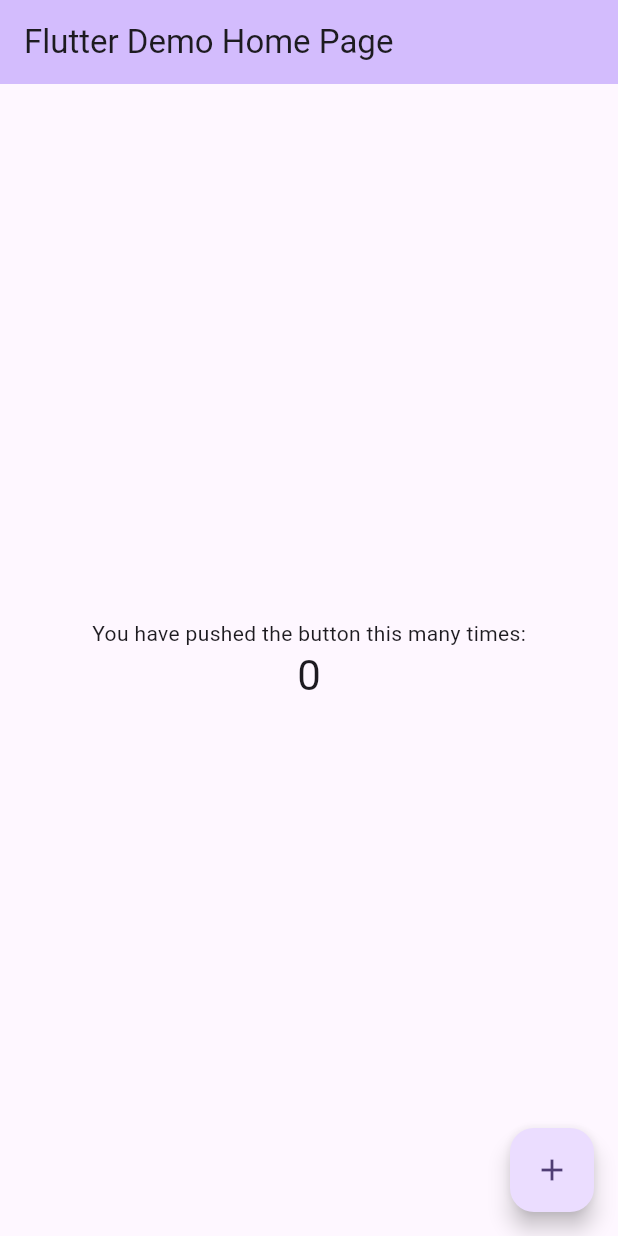
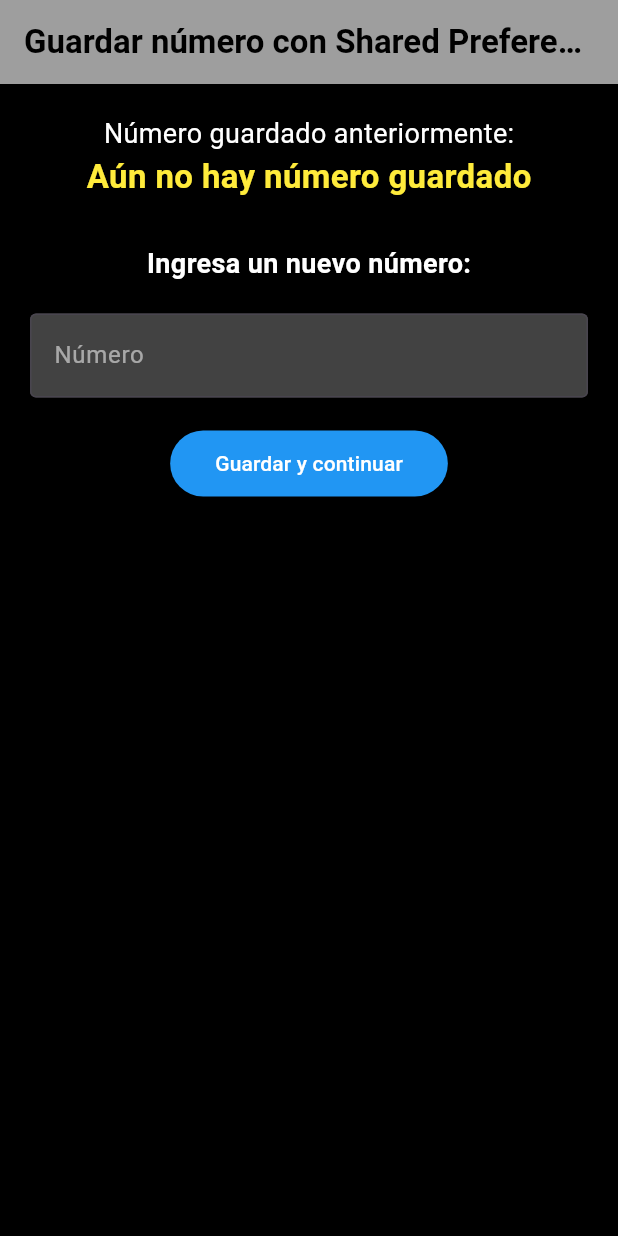
Before and after one commit to SamuelHenaresChoaibi/MY_OWN_APPLICATION_WITH_SHARED_PREFERENCES, a Flutter app: the screen it shows after launch, on a phone screen of 412 x 824 dp. Run offline on Flutter 3.47's test engine with Material 3 defaults, Android fonts, the light colour scheme and no system bars; our stand-ins replace shared_preferences.

Commit message:
Clases creadas + uso de Shared Preferences: se han creado dos pantallas que están comunicadas donde en la principal guardas un número y en la segunda guardas el nombre de una persona.

```diff
--- a/lib/main.dart
+++ b/lib/main.dart
@@ -1,122 +1,18 @@
 import 'package:flutter/material.dart';
+import 'package:my_own_application/screens/screens.dart';
 
-void main() {
-  runApp(const MyApp());
-}
+void main() => runApp(MyApp());
 
 class MyApp extends StatelessWidget {
-  const MyApp({super.key});
-
-  // This widget is the root of your application.
   @override
   Widget build(BuildContext context) {
     return MaterialApp(
-      title: 'Flutter Demo',
-      theme: ThemeData(
-        // This is the theme of your application.
-        //
-        // TRY THIS: Try running your application with "flutter run". You'll see
-        // the application has a purple toolbar. Then, without quitting the app,
-        // try changing the seedColor in the colorScheme below to Colors.green
-        // and then invoke "hot reload" (save your changes or press the "hot
-        // reload" button in a Flutter-supported IDE, or press "r" if you used
-        // the command line to start the app).
-        //
-        // Notice that the counter didn't reset back to zero; the application
-        // state is not lost during the reload. To reset the state, use hot
-        // restart instead.
-        //
-        // This works for code too, not just values: Most code changes can be
-        // tested with just a hot reload.
-        colorScheme: .fromSeed(seedColor: Colors.deepPurple),
-      ),
-      home: const MyHomePage(title: 'Flutter Demo Home Page'),
+      title: 'Sam Henares Choaibi - Shared Preferences Demo',
+      debugShowCheckedModeBanner: false,
+      routes: {
+        '/': (context) => HomeScreen(),
+        '/second': (context) => SecondScreen(),
+      },
     );
   }
 }
-
-class MyHomePage extends StatefulWidget {
-  const MyHomePage({super.key, required this.title});
-
-  // This widget is the home page of your application. It is stateful, meaning
-  // that it has a State object (defined below) that contains fields that affect
-  // how it looks.
-
-  // This class is the configuration for the state. It holds the values (in this
-  // case the title) provided by the parent (in this case the App widget) and
-  // used by the build method of the State. Fields in a Widget subclass are
-  // always marked "final".
-
-  final String title;
-
-  @override
-  State<MyHomePage> createState() => _MyHomePageState();
-}
-
-class _MyHomePageState extends State<MyHomePage> {
-  int _counter = 0;
-
-  void _incrementCounter() {
-    setState(() {
-      // This call to setState tells the Flutter framework that something has
-      // changed in this State, which causes it to rerun the build method below
-      // so that the display can reflect the updated values. If we changed
-      // _counter without calling setState(), then the build method would not be
-      // called again, and so nothing would appear to happen.
-      _counter++;
-    });
-  }
-
-  @override
-  Widget build(BuildContext context) {
-    // This method is rerun every time setState is called, for instance as done
-    // by the _incrementCounter method above.
-    //
-    // The Flutter framework has been optimized to make rerunning build methods
-    // fast, so that you can just rebuild anything that needs updating rather
-    // than having to individually change instances of widgets.
-    return Scaffold(
-      appBar: AppBar(
-        // TRY THIS: Try changing the color here to a specific color (to
-        // Colors.amber, perhaps?) and trigger a hot reload to see the AppBar
-        // change color while the other colors stay the same.
-        backgroundColor: Theme.of(context).colorScheme.inversePrimary,
-        // Here we take the value from the MyHomePage object that was created by
-        // the App.build method, and use it to set our appbar title.
-        title: Text(widget.title),
-      ),
-      body: Center(
-        // Center is a layout widget. It takes a single child and positions it
-        // in the middle of the parent.
-        child: Column(
-          // Column is also a layout widget. It takes a list of children and
-          // arranges them vertically. By default, it sizes itself to fit its
-          // children horizontally, and tries to be as tall as its parent.
-          //
-          // Column has various properties to control how it sizes itself and
-          // how it positions its children. Here we use mainAxisAlignment to
-          // center the children vertically; the main axis here is the vertical
-          // axis because Columns are vertical (the cross axis would be
-          // horizontal).
-          //
-          // TRY THIS: Invoke "debug painting" (choose the "Toggle Debug Paint"
-          // action in the IDE, or press "p" in the console), to see the
-          // wireframe for each widget.
-          mainAxisAlignment: .center,
-          children: [
-            const Text('You have pushed the button this many times:'),
-            Text(
-              '$_counter',
-              style: Theme.of(context).textTheme.headlineMedium,
-            ),
-          ],
-        ),
-      ),
-      floatingActionButton: FloatingActionButton(
-        onPressed: _incrementCounter,
-        tooltip: 'Increment',
-        child: const Icon(Icons.add),
-      ),
-    );
-  }
-}
--- /dev/null
+++ b/lib/screens/home_screen.dart
@@ -0,0 +1,125 @@
+import 'package:flutter/material.dart';
+import 'package:shared_preferences/shared_preferences.dart';
+
+class HomeScreen extends StatefulWidget {
+  const HomeScreen({Key? key}) : super(key: key);
+
+  @override
+  State<HomeScreen> createState() => _HomeScreenState();
+}
+
+class _HomeScreenState extends State<HomeScreen> {
+  late TextEditingController _numberController;
+  String? _savedNumber;
+
+  @override
+  void initState() {
+    super.initState();
+    _numberController = TextEditingController();
+    _loadSavedNumber();
+  }
+
+  @override
+  void dispose() {
+    _numberController.dispose();
+    super.dispose();
+  }
+
+  Future<void> _loadSavedNumber() async {
+    final prefs = await SharedPreferences.getInstance();
+    setState(() {
+      _savedNumber = prefs.getString('saved_number');
+      _numberController.text = _savedNumber ?? '';
+    });
+  }
+
+  Future<void> _saveNumber() async {
+    if (_numberController.text.isEmpty) {
+      ScaffoldMessenger.of(context).showSnackBar(
+        const SnackBar(content: Text('Por favor ingresa un número')),
+      );
+      return;
+    }
+
+    try {
+      final prefs = await SharedPreferences.getInstance();
+      await prefs.setString('saved_number', _numberController.text);
+
+      setState(() {
+        _savedNumber = _numberController.text;
+      });
+
+      ScaffoldMessenger.of(context).showSnackBar(
+        const SnackBar(content: Text('Número guardado exitosamente')),
+      );
+
+      Navigator.pushNamed(context, '/second');
+    } catch (e) {
+      ScaffoldMessenger.of(context).showSnackBar(
+        SnackBar(content: Text('Error al guardar: $e')),
+      );
+    }
+  }
+
+  @override
+  Widget build(BuildContext context) {
+    return Scaffold(
+      backgroundColor: Colors.black,
+      appBar: AppBar(
+        title: const Text(
+          'Guardar número con Shared Preferences',
+          style: TextStyle(color: Colors.black, fontWeight: FontWeight.bold),
+        ),
+        centerTitle: true,
+        backgroundColor: Colors.grey,
+      ),
+      body: Center(
+        child: Padding(
+          padding: const EdgeInsets.all(20.0),
+          child: Column(
+            children: [
+              const Text(
+                'Número guardado anteriormente:',
+                style: TextStyle(color: Colors.white, fontSize: 18),
+              ),
+              Text(
+                _savedNumber ?? 'Aún no hay número guardado',
+                style: const TextStyle(color: Colors.yellow, fontSize: 22, fontWeight: FontWeight.bold),
+              ),
+              const SizedBox(height: 30),
+              const Text(
+                'Ingresa un nuevo número:',
+                style: TextStyle(color: Colors.white, fontSize: 18, fontWeight: FontWeight.bold),
+              ),
+              const SizedBox(height: 20),
+              TextField(
+                controller: _numberController,
+                keyboardType: TextInputType.number,
+                style: const TextStyle(color: Colors.white),
+                decoration: InputDecoration(
+                  filled: true,
+                  fillColor: Colors.grey[800],
+                  border: const OutlineInputBorder(),
+                  hintText: 'Número',
+                  hintStyle: const TextStyle(color: Colors.white54),
+                ),
+              ),
+              const SizedBox(height: 20),
+              ElevatedButton(
+                style: ButtonStyle(
+                  backgroundColor: WidgetStateProperty.all<Color>(Colors.blue),
+                  foregroundColor: WidgetStateProperty.all<Color>(Colors.white),
+                  padding: WidgetStateProperty.all<EdgeInsets>(
+                    const EdgeInsets.symmetric(vertical: 12, horizontal: 30),
+                  ),
+                ),
+                onPressed: _saveNumber,
+                child: const Text('Guardar y continuar'),
+              ),
+            ],
+          ),
+        ),
+      ),
+    );
+  }
+}
--- /dev/null
+++ b/lib/screens/screens.dart
@@ -0,0 +1,2 @@
+export 'package:my_own_application/screens/home_screen.dart';
+export 'package:my_own_application/screens/second_screen.dart';
--- a/pubspec.yaml
+++ b/pubspec.yaml
@@ -34,6 +34,7 @@ dependencies:
   # The following adds the Cupertino Icons font to your application.
   # Use with the CupertinoIcons class for iOS style icons.
   cupertino_icons: ^1.0.8
+  shared_preferences: ^2.2.2
 
 dev_dependencies:
   flutter_test:
```
Also changed, not shown: lib/screens/second_screen.dart (added, +124 -0 lines), pubspec.lock, 2 other files.
